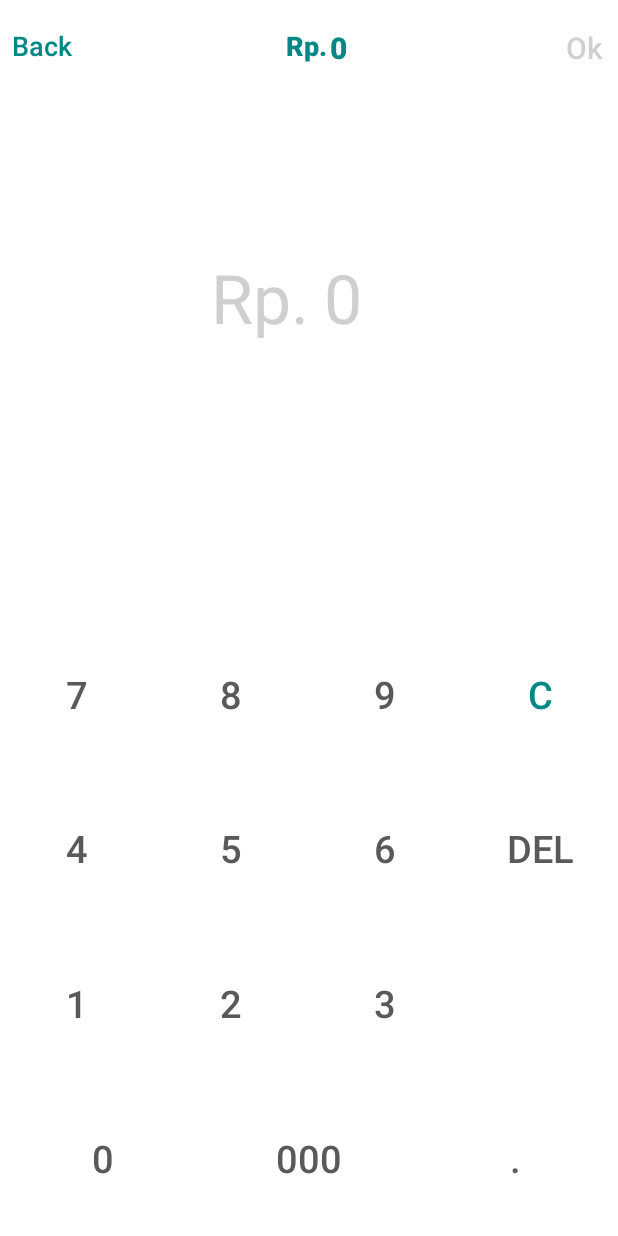
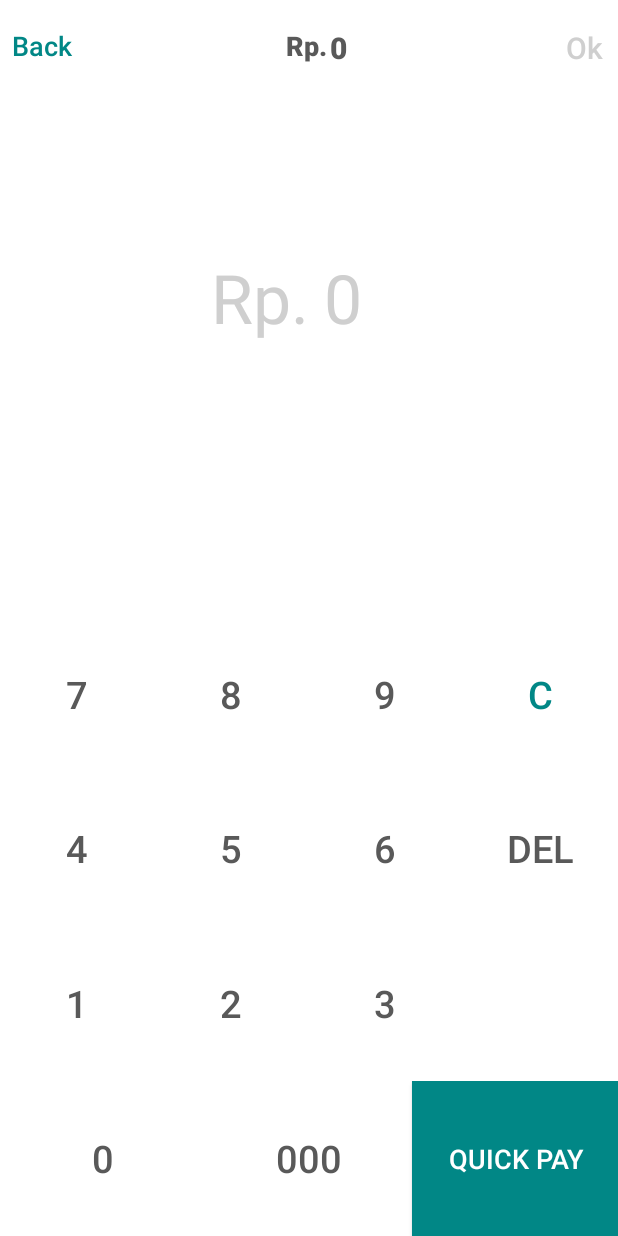
Before and after one commit to Fancesatria/KasirOnlineAndroid, an Android app: the Payment screen opened directly, with no data from a screen before it, on a phone screen of 412 x 824 dp. Run offline under Robolectric (Android 15) with nearby library versions, the phone set to English and light mode, and no system bars; network calls fail.

Commit message:
quic payment (belum selesai)

```diff
--- a/app/src/main/AndroidManifest.xml
+++ b/app/src/main/AndroidManifest.xml
@@ -72,8 +72,9 @@
         <activity android:name=".ui.pengaturan.produk.TambahProduk" />
         <activity android:name=".ui.pengaturan.produk.EditProduk" />
         <activity android:name=".ui.home.bottom_nav.PelangganOrder" />
-        <activity android:name=".ui.home.bottom_nav.ShoppingCart" />
-        <activity android:name=".ui.home.bottom_nav.Payment" />
+        <activity android:name=".ui.home.bottom_nav.shopping.ShoppingCart" />
+        <activity android:name=".ui.home.bottom_nav.shopping.Payment" />
+        <activity android:name=".ui.home.bottom_nav.shopping.QuickPay" />
     </application>
 
 </manifest>
--- a/app/src/main/java/com/example/authapp/ui/home/bottom_nav/Payment.java
+++ /dev/null
@@ -1,60 +0,0 @@
-package com.example.authapp.ui.home.bottom_nav;
-
-import android.content.Intent;
-import android.os.Bundle;
-import android.view.View;
-import android.widget.TextView;
-
-import androidx.appcompat.app.AppCompatActivity;
-
-import com.example.authapp.Service.OrderService;
-import com.example.authapp.databinding.ActivityBayarBinding;
-import com.example.authapp.util.Modul;
-
-public class Payment extends AppCompatActivity {
-    ActivityBayarBinding bind;
-    @Override
-    protected void onCreate(Bundle savedInstanceState) {
-        bind = ActivityBayarBinding.inflate(getLayoutInflater());
-        super.onCreate(savedInstanceState);
-        setContentView(bind.getRoot());
-
-        refreshData();
-        Action();
-    }
-
-    public void refreshData(){
-        OrderService service = OrderService.getInstance();
-
-        bind.tvTotal.setText(Modul.removeE(service.getTotal()));
-    }
-
-
-    public void Action(){
-        bind.tcBack.setOnClickListener(new View.OnClickListener() {
-            @Override
-            public void onClick(View v) {
-                startActivity(new Intent(Payment.this, ShoppingCart.class));
-                finish();
-            }
-        });
-
-        bind.tvNext.setOnClickListener(new View.OnClickListener() {
-            @Override
-            public void onClick(View v) {
-
-            }
-        });
-
-        bind.clearAll.setOnClickListener(new View.OnClickListener() {
-            @Override
-            public void onClick(View v) {
-                bind.inBayar.setText("");
-            }
-        });
-    }
-
-    public void inputBayar(){
-
-    }
-}
--- a/app/src/main/java/com/example/authapp/ui/home/bottom_nav/ShoppingCart.java
+++ b/app/src/main/java/com/example/authapp/ui/home/bottom_nav/shopping/ShoppingCart.java
@@ -1,12 +1,10 @@
-package com.example.authapp.ui.home.bottom_nav;
+package com.example.authapp.ui.home.bottom_nav.shopping;
 
 import android.content.Intent;
 import android.os.Bundle;
 import android.view.View;
 
-import androidx.annotation.Nullable;
 import androidx.appcompat.app.AppCompatActivity;
-import androidx.lifecycle.Observer;
 import androidx.recyclerview.widget.LinearLayoutManager;
 
 import com.example.authapp.Adapter.CartAdapter;
--- a/app/src/main/res/layout/activity_bayar.xml
+++ b/app/src/main/res/layout/activity_bayar.xml
@@ -6,7 +6,7 @@
     android:layout_width="match_parent"
     android:layout_height="match_parent"
     android:orientation="vertical"
-    tools:context=".ui.home.bottom_nav.Payment">
+    tools:context=".ui.home.bottom_nav.shopping.Payment">
 
     <LinearLayout
         android:id="@+id/viewTotal"
@@ -45,7 +45,7 @@
             android:text="Rp."
             android:textSize="18sp"
             android:textAlignment="textEnd"
-            android:textColor="@color/teal_700" />
+            android:textColor="@color/darkergrey" />
 
         <TextView
             android:id="@+id/tvTotal"
@@ -57,7 +57,7 @@
             android:fontFamily="sans-serif-black"
             android:textAlignment="textStart"
             android:text="0"
-            android:textColor="@color/teal_700"
+            android:textColor="@color/darkergrey"
             android:textSize="20sp" />
 
         <TextView
@@ -122,6 +122,7 @@
                 android:layout_weight="1"
                 android:textColor="@color/darkergrey"
                 android:text="7"
+                android:onClick="txtSeven"
                 android:background="@null"
                 android:textSize="25sp"
                 />
@@ -133,6 +134,7 @@
                 android:layout_weight="1"
                 android:background="@null"
                 android:text="8"
+                android:onClick="txtEight"
                 android:textColor="@color/darkergrey"
                 android:textSize="25sp" />
             <Button
@@ -142,6 +144,7 @@
                 android:layout_weight="1"
                 android:textColor="@color/darkergrey"
                 android:text="9"
+                android:onClick="txtNine"
                 android:background="@null"
                 android:textSize="25sp"
                 />
@@ -169,6 +172,7 @@
                 android:layout_weight="1"
                 android:textColor="@color/darkergrey"
                 android:text="4"
+                android:onClick="txtFour"
                 android:background="@null"
                 android:textSize="25sp"
                 />
@@ -180,6 +184,7 @@
                 android:layout_weight="1"
                 android:textColor="@color/darkergrey"
                 android:text="5"
+                android:onClick="txtFive"
                 android:background="@null"
                 android:textSize="25sp"
                 />
@@ -190,6 +195,7 @@
                 android:layout_weight="1"
                 android:textColor="@color/darkergrey"
                 android:text="6"
+                android:onClick="txtSix"
                 android:background="@null"
                 android:textSize="25sp"
                 />
@@ -200,6 +206,7 @@
                 android:layout_weight="1"
                 android:textColor="@color/darkergrey"
                 android:background="@null"
+                android:onClick="Del"
                 android:textSize="25sp"
                 android:text="del"
                 />
@@ -217,6 +224,7 @@
                 android:layout_weight="1"
                 android:textColor="@color/darkergrey"
                 android:text="1"
+                android:onClick="txtOne"
                 android:background="@null"
                 android:textSize="25sp"
                 />
@@ -228,6 +236,7 @@
                 android:layout_weight="1"
                 android:textColor="@color/darkergrey"
                 android:text="2"
+                android:onClick="txtTwo"
                 android:background="@null"
                 android:textSize="25sp"
                 />
@@ -238,14 +247,16 @@
                 android:layout_weight="1"
                 android:textColor="@color/darkergrey"
                 android:text="3"
+                android:onClick="txtThree"
                 android:background="@null"
                 android:textSize="25sp"
                 />
             <Button
-                android:id="@+id/blankView"
+                android:id="@+id/txtPoint"
                 android:layout_width="0dp"
                 android:layout_height="match_parent"
                 android:layout_weight="1"
+                android:onClick="txtPoint"
                 android:textColor="@color/darkergrey"
                 android:background="@null"
                 android:textSize="25sp"
@@ -265,6 +276,7 @@
                 android:layout_weight="1"
                 android:textColor="@color/darkergrey"
                 android:text="0"
+                android:onClick="txtZero"
                 android:background="@null"
                 android:textSize="25sp"
                 />
@@ -276,18 +288,20 @@
                 android:layout_weight="1"
                 android:textColor="@color/darkergrey"
                 android:text="000"
+                android:onClick="txtTripleZero"
                 android:background="@null"
                 android:textSize="25sp"
                 />
             <Button
-                android:id="@+id/txtPoint"
+                android:id="@+id/shortcut"
                 android:layout_width="0dp"
                 android:layout_height="match_parent"
                 android:layout_weight="1"
-                android:textColor="@color/darkergrey"
-                android:text="."
-                android:background="@null"
-                android:textSize="25sp"
+                android:textColor="@color/white"
+                android:text="Quick Pay"
+                android:onClick="txtPoint"
+                android:background="@color/teal_700"
+                android:textSize="18sp"
                 />
         </LinearLayout>
 
--- a/app/src/main/res/layout/activity_cart.xml
+++ b/app/src/main/res/layout/activity_cart.xml
@@ -4,7 +4,7 @@
     xmlns:tools="http://schemas.android.com/tools"
     android:layout_width="match_parent"
     android:layout_height="match_parent"
-    tools:context=".ui.home.bottom_nav.ShoppingCart">
+    tools:context=".ui.home.bottom_nav.shopping.ShoppingCart">
 
     <LinearLayout
         android:id="@+id/viewTotal"
@@ -68,7 +68,7 @@
         app:layout_constraintBottom_toBottomOf="parent"
         app:layout_constraintEnd_toEndOf="parent"
         app:layout_constraintStart_toStartOf="parent"
-        app:layout_constraintTop_toBottomOf="@+id/viewTotal">>
+        app:layout_constraintTop_toBottomOf="@+id/viewTotal">
 
         <androidx.recyclerview.widget.RecyclerView
             android:id="@+id/item"
```
Also changed, not shown: app/src/main/java/com/example/authapp/ui/home/HomeFragment.java (+8 -10 lines), app/src/main/java/com/example/authapp/ui/home/bottom_nav/shopping/Payment.java (added, +147 -0 lines), app/src/main/java/com/example/authapp/ui/home/bottom_nav/shopping/QuickPay.java (added, +26 -0 lines), app/src/main/res/layout/fragment_bayar_cepat.xml (added, +99 -0 lines), app/src/main/res/layout/fragment_home.xml (+16 -0 lines).
